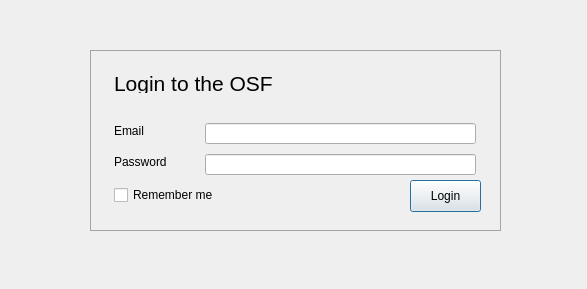
Above: JASP-Desktop/backstage/authwidget.ui from jasp-stats/jasp-desktop before the change. Below: the same form after it.
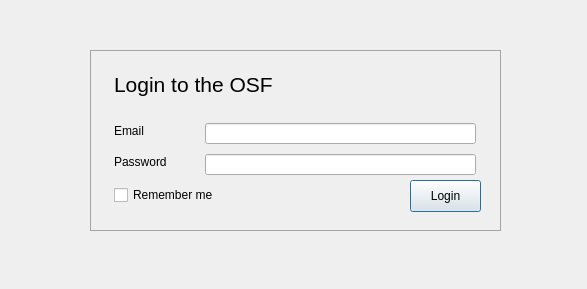
That is the form after the change.

Commit message:
OSF Login Text cutoff on Windows
On the OSF Login Screen the text was cutoff at the bottom

```diff
--- a/JASP-Desktop/backstage/authwidget.ui
+++ b/JASP-Desktop/backstage/authwidget.ui
@@ -161,9 +161,9 @@
     <property name="geometry">
      <rect>
       <x>24</x>
-      <y>24</y>
+      <y>14</y>
       <width>181</width>
-      <height>19</height>
+      <height>41</height>
      </rect>
     </property>
     <property name="sizePolicy">
```
